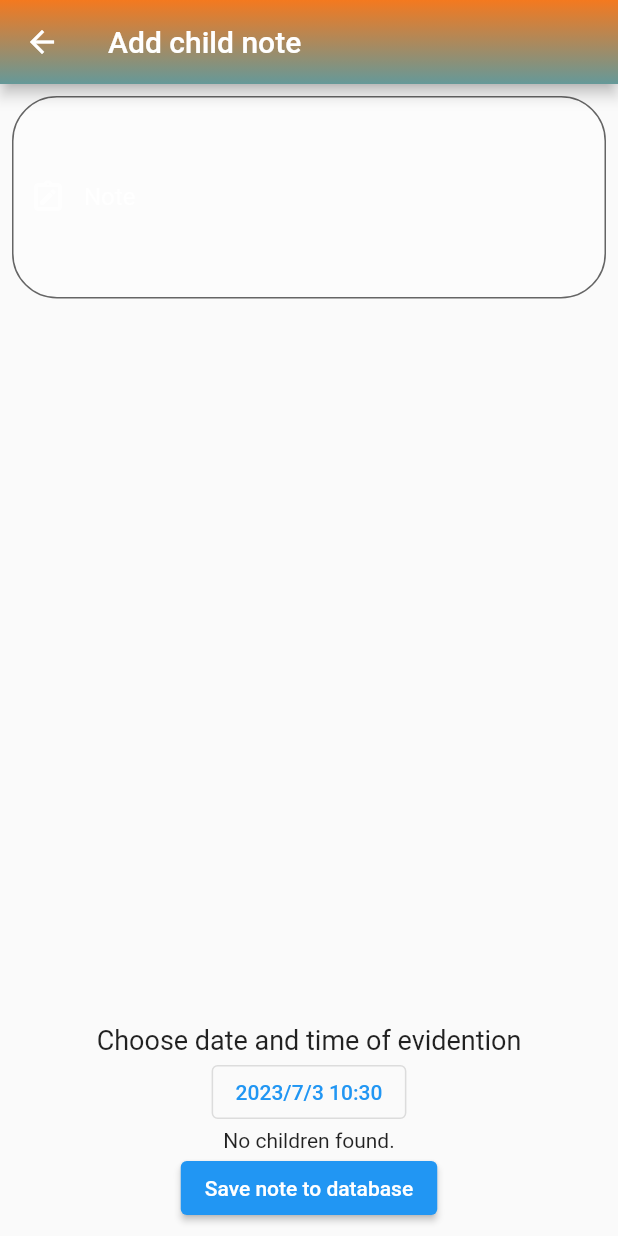
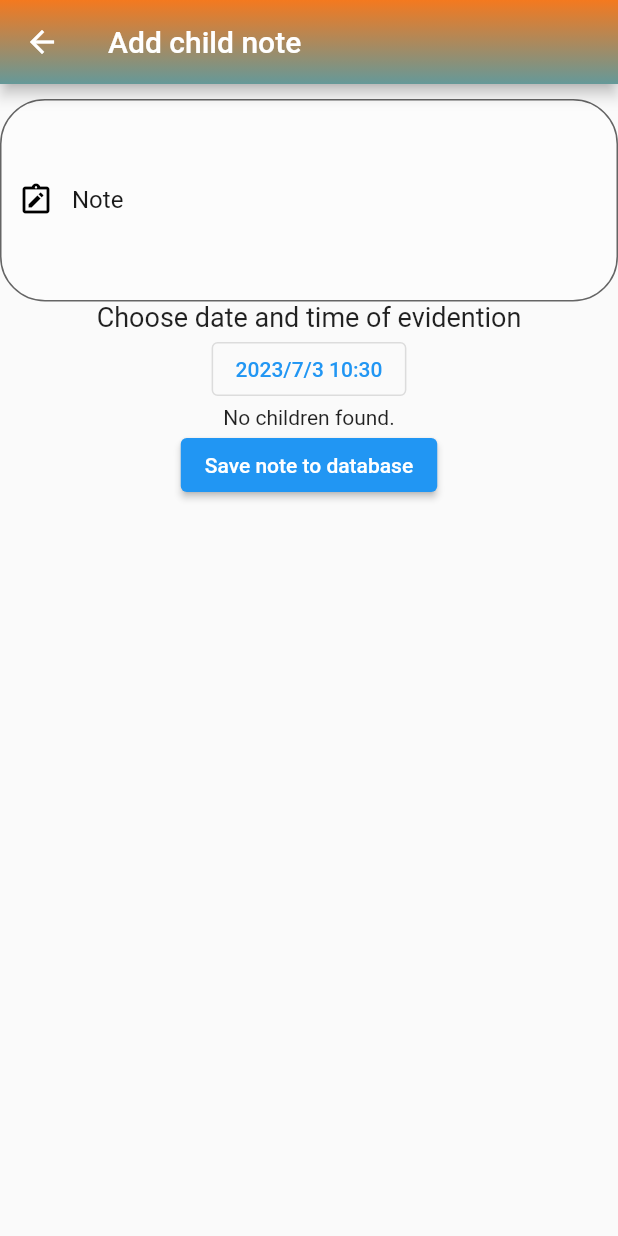
Before and after one commit to skovacic1998/diplomski, a Flutter app: the AddNoteForChild screen opened directly, on a phone screen of 412 x 824 dp. Run offline on Flutter 3.47's test engine with Material 2 defaults, Android fonts, the phone set to English and light mode, and no system bars; our stand-ins replace cloud_firestore, firebase_auth, firebase_core, flutter_riverpod; accounts and stored records are empty.

Commit message:
Added activities screen and did some refactoring

```diff
--- a/vrtic/lib/reusable_widgets/reusable_widget.dart
+++ b/vrtic/lib/reusable_widgets/reusable_widget.dart
@@ -34,11 +34,11 @@ TextField reusableTextField(
     decoration: InputDecoration(
       prefixIcon: Icon(
         iconData,
-        color: Colors.white70,
+        color: Colors.black,
       ),
       labelText: text,
       labelStyle: TextStyle(
-        color: Colors.white.withOpacity(0.9),
+        color: Colors.black.withOpacity(0.9),
       ),
       filled: true,
       floatingLabelBehavior: FloatingLabelBehavior.never,
@@ -257,7 +257,7 @@ class ChildObjectListSingleSelect extends ConsumerWidget {
           return const Text('No children found.');
         }
         return SizedBox(
-          height: MediaQuery.of(context).size.height * 0.6,
+          height: MediaQuery.of(context).size.height * 0.3,
           child: ListView.builder(
             shrinkWrap: true,
             itemCount: children.length,
--- a/vrtic/lib/screens/add_child_note_screen.dart
+++ b/vrtic/lib/screens/add_child_note_screen.dart
@@ -15,12 +15,14 @@ class AddNoteForChild extends StatelessWidget {
     TextEditingController noteEditingController = TextEditingController();
     return Scaffold(
       appBar: customAppBar('Add child note'),
-      body: Padding(
-        padding: const EdgeInsets.all(8),
+      body: Container(
+        width: MediaQuery.of(context).size.width,
+        height: MediaQuery.of(context).size.height,
+        child: SingleChildScrollView(
             child: Column(
                 children: [
-            Expanded(
-              child: reusableTextField(
+                  const SizedBox(height: 10,),
+                    reusableTextField(
                       'Note',
                       Icons.note_alt_outlined,
                       false,
@@ -31,11 +33,8 @@ class AddNoteForChild extends StatelessWidget {
                           borderSide:
                               const BorderSide(width: 2, style: BorderStyle.solid)),
                     ),
-            ),
                   const CustomDateTimePicker(),
-            const Align(
-                alignment: Alignment.topCenter,
-                child: ChildObjectListSingleSelect()),
+                  const ChildObjectListSingleSelect(),
                   Consumer(
                     builder: (BuildContext context, WidgetRef ref, Widget? child) {
                       final child = ref.watch(selectedChildObjectProvider);
@@ -59,6 +58,7 @@ class AddNoteForChild extends StatelessWidget {
                 ],
               ),
       ),
+      ),
     );
   }
 }
--- a/vrtic/lib/screens/custom_datetime_picker.dart
+++ b/vrtic/lib/screens/custom_datetime_picker.dart
@@ -33,10 +33,8 @@ class _CustomDateTimePickerState extends ConsumerState<CustomDateTimePicker> {
               if (time == null) return;
               final newDateTime = DateTime(
                   date.year, date.month, date.day, time.hour, time.minute);
-              setState(() {
                 dateTime = newDateTime;
-                ref.read(dateTimeProvider.notifier).state = newDateTime;
-              });
+                ref.read(dateTimeProvider.notifier).state = dateTime;
             },
             child: Text(
                 '${dateTime.year}/${dateTime.month}/${dateTime.day} ${dateTime.hour}:${dateTime.minute}'),
--- a/vrtic/lib/screens/evidention_screen.dart
+++ b/vrtic/lib/screens/evidention_screen.dart
@@ -15,6 +15,7 @@ class EvidentionScreen extends ConsumerWidget {
       appBar: customAppBar('Evidention'),
       body: Padding(
         padding: const EdgeInsets.all(8),
+        child: SingleChildScrollView(
           child: Column(children: [
             const CustomDateTimePicker(),
             const Align(
@@ -31,6 +32,7 @@ class EvidentionScreen extends ConsumerWidget {
             ),
           ]),
         ),
+      ),
     );
   }
 }
```
Also changed, not shown: vrtic/lib/models/activity.dart (added, +16 -0 lines), vrtic/lib/screens/add_activity_screen.dart (+78 -0 lines), vrtic/lib/screens/home_screen.dart (+8 -1 lines). Lines whose indentation alone changed are shown as unchanged.
